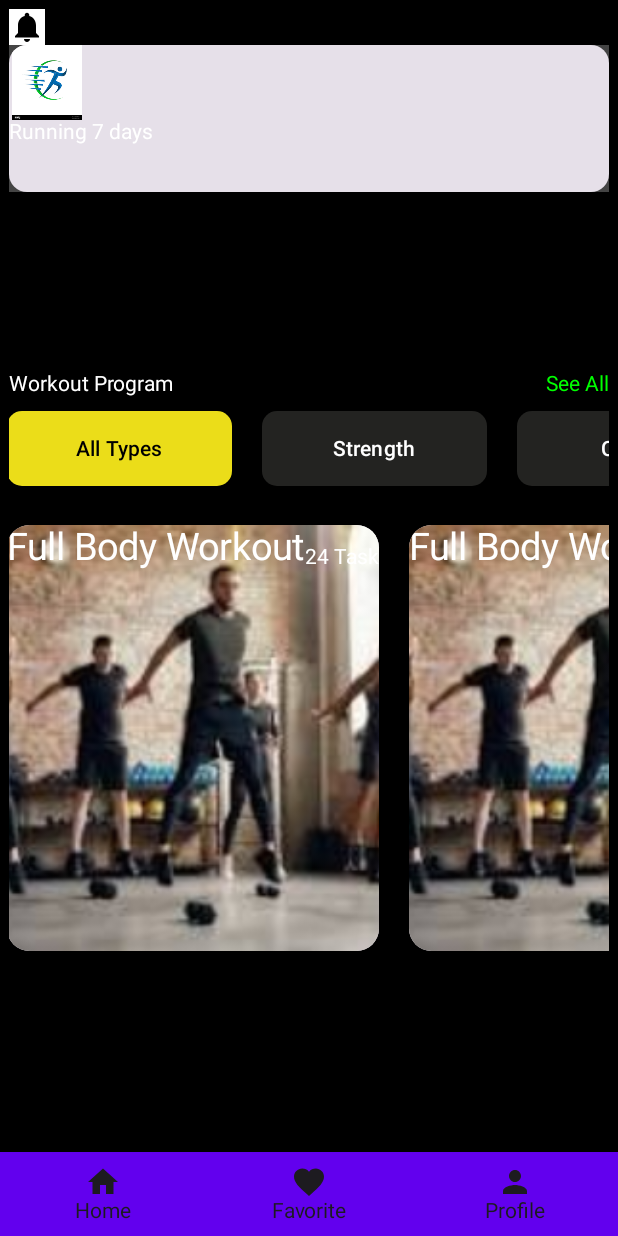
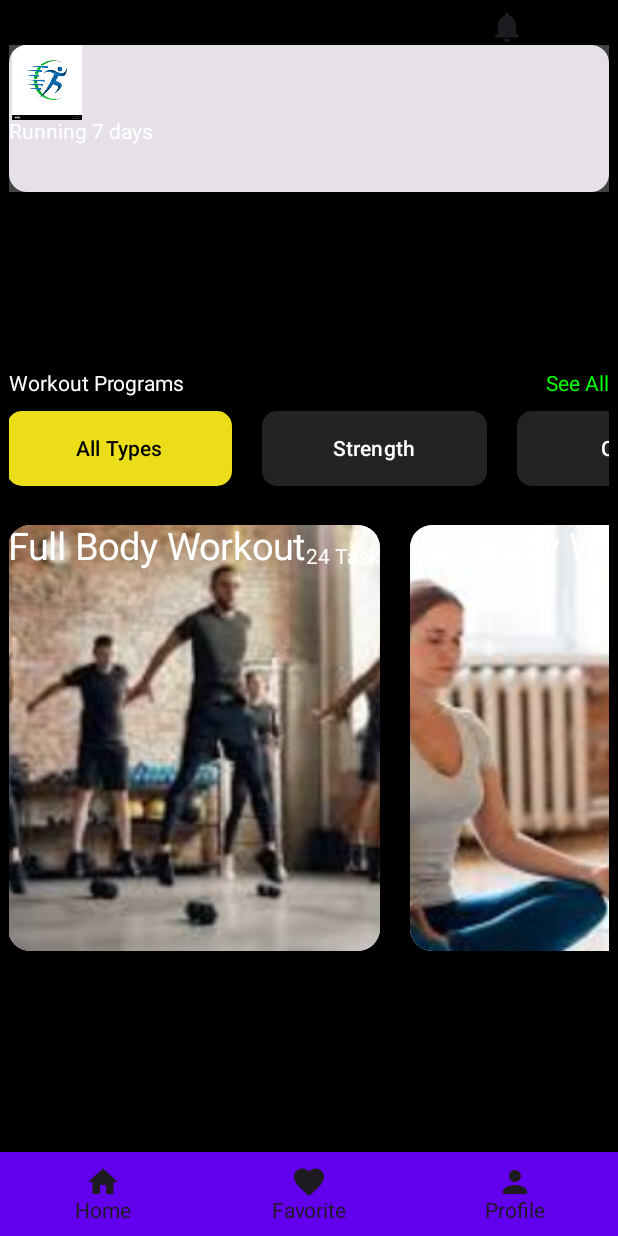
Before and after one commit to Mysticcder/jetpackk, an Android app built with Jetpack Compose: the ServicesScreen screen opened through its navigation route, on a phone screen of 412 x 824 dp. Run offline under Robolectric (Android 15) with nearby library versions, the phone set to English and light mode, and no system bars.

Commit message:
third commit

```diff
--- a/app/src/main/java/net/ezra/ui/services/ServicesScreen.kt
+++ b/app/src/main/java/net/ezra/ui/services/ServicesScreen.kt
@@ -9,7 +9,6 @@ import androidx.compose.foundation.ScrollState
 import androidx.compose.foundation.background
 import androidx.compose.foundation.horizontalScroll
 import androidx.compose.foundation.layout.*
-
 import androidx.compose.foundation.lazy.LazyColumn
 import androidx.compose.foundation.shape.RoundedCornerShape
 import androidx.compose.material.BottomNavigation
@@ -44,6 +43,8 @@ import net.ezra.navigation.ROUTE_ABOUT
 import net.ezra.navigation.ROUTE_HOME
 import net.ezra.R
 import net.ezra.navigation.ROUTE_ADD_STUDENTS
+import net.ezra.navigation.ROUTE_SERVICES
+import net.ezra.navigation.ROUTE_SIGNUP
 
 
 @OptIn(ExperimentalMaterial3Api::class)
@@ -69,14 +70,15 @@ fun ServicesScreen(navController: NavHostController) {
 
                         Row(
                             modifier = Modifier
-                                .background(Color.White),
+                                .background(Color.Black),
 //                    verticalAlignment = Alignment.CenterVertically,
                             horizontalArrangement = Arrangement.End
                         ) {
-                            Image(
-                                imageVector = Icons.Default.Notifications,
-                                contentDescription = ""
-                            )
+
+
+                            Spacer(modifier = Modifier.width(320.dp))
+
+                            Icon(imageVector = Icons.Default.Notifications, contentDescription = "")
                         }
 
 
@@ -112,7 +114,7 @@ fun ServicesScreen(navController: NavHostController) {
                             modifier = Modifier
                                 .fillMaxSize()
                         ) {
-                            Text(text = "Workout Program", color = Color.White, textAlign = TextAlign.Left)
+                            Text(text = "Workout Programs", color = Color.White, textAlign = TextAlign.Left)
 
                             Text(text = "See All", color = Color.Green, textAlign = TextAlign.End)
                         }
@@ -235,7 +237,7 @@ fun ServicesScreen(navController: NavHostController) {
                     Row(
                         modifier = Modifier
                             .size(width = 720.dp, height = 290.dp)
-                            .horizontalScroll(state = ScrollState(2))
+                            .horizontalScroll(state = ScrollState(1))
 
                     ) {
                         Card(
@@ -263,7 +265,9 @@ fun ServicesScreen(navController: NavHostController) {
                                 ){
                                     Text(text = "Full Body Workout", color = Color.White,
                                         fontSize = 25.sp)
+
                                     Spacer(modifier = Modifier.height(6.dp))
+
                                     Text(text = "24 Task", color = Color.White
                                     )
 
@@ -288,7 +292,7 @@ fun ServicesScreen(navController: NavHostController) {
                                     .fillMaxSize()
                             ) {
 
-                                Image(painter = painterResource(id = R.drawable.img_5),
+                                Image(painter = painterResource(id = R.drawable.img_6),
                                     contentDescription = null,
                                     contentScale = ContentScale.Crop,
                                     modifier = Modifier.matchParentSize())
@@ -314,7 +318,7 @@ fun ServicesScreen(navController: NavHostController) {
             }
 
         },
-        bottomBar = { BottomBar() }
+        bottomBar = { BottomBar(navController) }
     )
 }
 
@@ -324,15 +328,18 @@ fun ServicesScreen(navController: NavHostController) {
 
 
 @Composable
-fun BottomBar() {
+fun BottomBar(navController: NavHostController) {
 
     val selectedIndex = remember { mutableStateOf(0) }
     BottomNavigation(elevation = 10.dp) {
         BottomNavigationItem(icon = {
             Icon(imageVector = Icons.Default.Home,"")
         },
-            label = { Text(text = "Home") }, selected = (selectedIndex.value == 0), onClick = {
-                selectedIndex.value = 0
+            label = { Text(text = "Home") }, selected = (selectedIndex.value == 0),
+            onClick = {
+                navController.navigate(ROUTE_HOME) {
+                    popUpTo(ROUTE_HOME) { inclusive = true }
+                }
             })
         BottomNavigationItem(icon = {
             Icon(imageVector = Icons.Default.Favorite,"")
@@ -343,8 +350,11 @@ fun BottomBar() {
         BottomNavigationItem(icon = {
             Icon(imageVector = Icons.Default.Person, "")
         },
-            label = { Text(text = "Profile") }, selected = (selectedIndex.value == 2), onClick = {
-                selectedIndex.value = 2
+            label = { Text(text = "Profile") }, selected = (selectedIndex.value == 2),
+            onClick = {
+                navController.navigate(ROUTE_SIGNUP) {
+                    popUpTo(ROUTE_HOME) { inclusive = true }
+                }
             })
     }
 }
```
Also changed, not shown: app/src/main/java/net/ezra/ui/home/HomeScreen.kt (+45 -100 lines), app/src/main/res/drawable/img_6.png (added), 1 other file.
